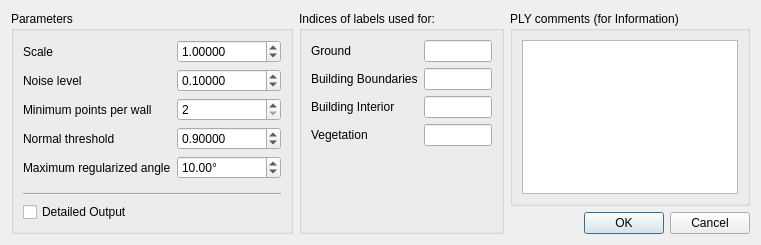
First picture: the form in Polyhedron/demo/Polyhedron/Plugins/Point_set/Level_of_detail_plugin.ui, repository rikba/cgal-public-dev, before the edit.
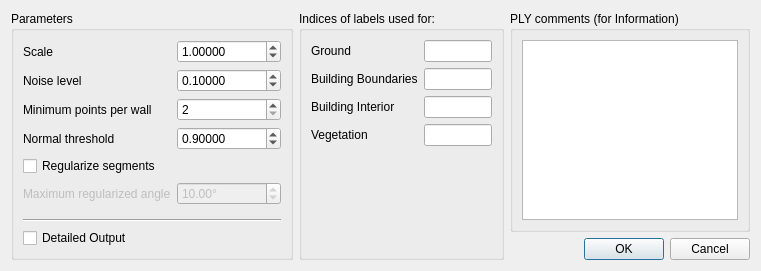
Second picture: the form after the edit.

What changed in the file:
```diff
--- a/Polyhedron/demo/Polyhedron/Plugins/Point_set/Level_of_detail_plugin.ui
+++ b/Polyhedron/demo/Polyhedron/Plugins/Point_set/Level_of_detail_plugin.ui
@@ -7,7 +7,7 @@
     <x>0</x>
     <y>0</y>
     <width>761</width>
-    <height>245</height>
+    <height>271</height>
    </rect>
   </property>
   <property name="windowTitle">
@@ -110,15 +110,21 @@
           </property>
          </widget>
         </item>
-        <item row="4" column="0">
+        <item row="5" column="0">
          <widget class="QLabel" name="maximumRegularizedAngleLabel">
+          <property name="enabled">
+           <bool>false</bool>
+          </property>
           <property name="text">
            <string>Maximum regularized angle</string>
           </property>
          </widget>
         </item>
-        <item row="4" column="1">
+        <item row="5" column="1">
          <widget class="QDoubleSpinBox" name="maximumRegularizedAngleDoubleSpinBox">
+          <property name="enabled">
+           <bool>false</bool>
+          </property>
           <property name="suffix">
            <string>°</string>
           </property>
@@ -140,6 +146,13 @@
           </property>
          </widget>
         </item>
+        <item row="4" column="0">
+         <widget class="QCheckBox" name="regularizeSegmentsCheckBox">
+          <property name="text">
+           <string>Regularize segments</string>
+          </property>
+         </widget>
+        </item>
        </layout>
       </item>
       <item>
```
Left out of the diff: 32 changed lines with no effect on the pictures.
